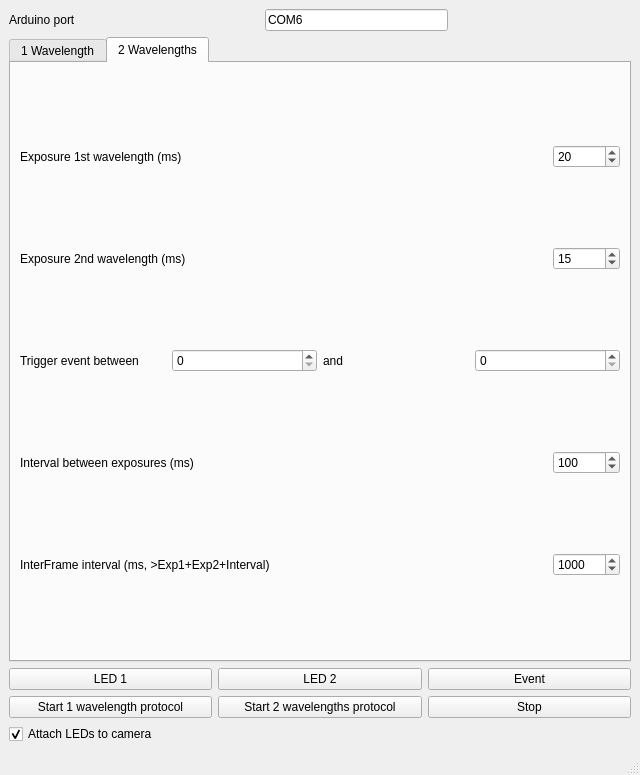
This is MainWindow.ui in fedeceri85/pyFluo as Qt 5 draws it before an edit. The edited form follows.
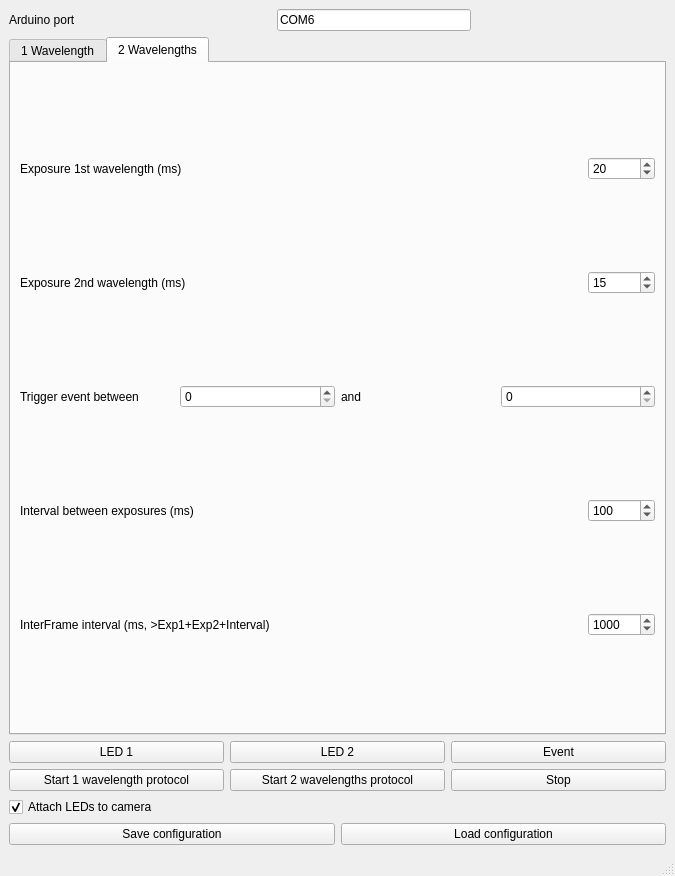
This is the edited form. The open tabs and pages were chosen to show the change.

Commit message: Added configuration load/save

```diff
--- a/MainWindow.ui
+++ b/MainWindow.ui
@@ -6,15 +6,15 @@
    <rect>
     <x>0</x>
     <y>0</y>
-    <width>640</width>
-    <height>775</height>
+    <width>675</width>
+    <height>876</height>
    </rect>
   </property>
   <property name="windowTitle">
    <string>pyFluo</string>
   </property>
   <widget class="QWidget" name="centralwidget">
-   <layout class="QVBoxLayout" name="verticalLayout_3">
+   <layout class="QVBoxLayout" name="verticalLayout_4">
     <item>
      <layout class="QHBoxLayout" name="horizontalLayout_6">
       <item>
@@ -385,6 +385,8 @@
      </widget>
     </item>
     <item>
+     <layout class="QVBoxLayout" name="verticalLayout_3">
+      <item>
      <layout class="QHBoxLayout" name="horizontalLayout_3">
       <item>
        <widget class="QPushButton" name="Led1PushButton">
@@ -458,6 +460,26 @@
          </size>
         </property>
        </spacer>
+        </item>
+       </layout>
+      </item>
+      <item>
+       <layout class="QHBoxLayout" name="horizontalLayout_15">
+        <item>
+         <widget class="QPushButton" name="saveButton">
+          <property name="text">
+           <string>Save configuration</string>
+          </property>
+         </widget>
+        </item>
+        <item>
+         <widget class="QPushButton" name="loadButton">
+          <property name="text">
+           <string>Load configuration</string>
+          </property>
+         </widget>
+        </item>
+       </layout>
       </item>
      </layout>
     </item>
```
Left out of the diff: 2 changed lines with no effect on the pictures. Lines whose indentation alone changed are shown as unchanged. The commit also changes 1 other file.
